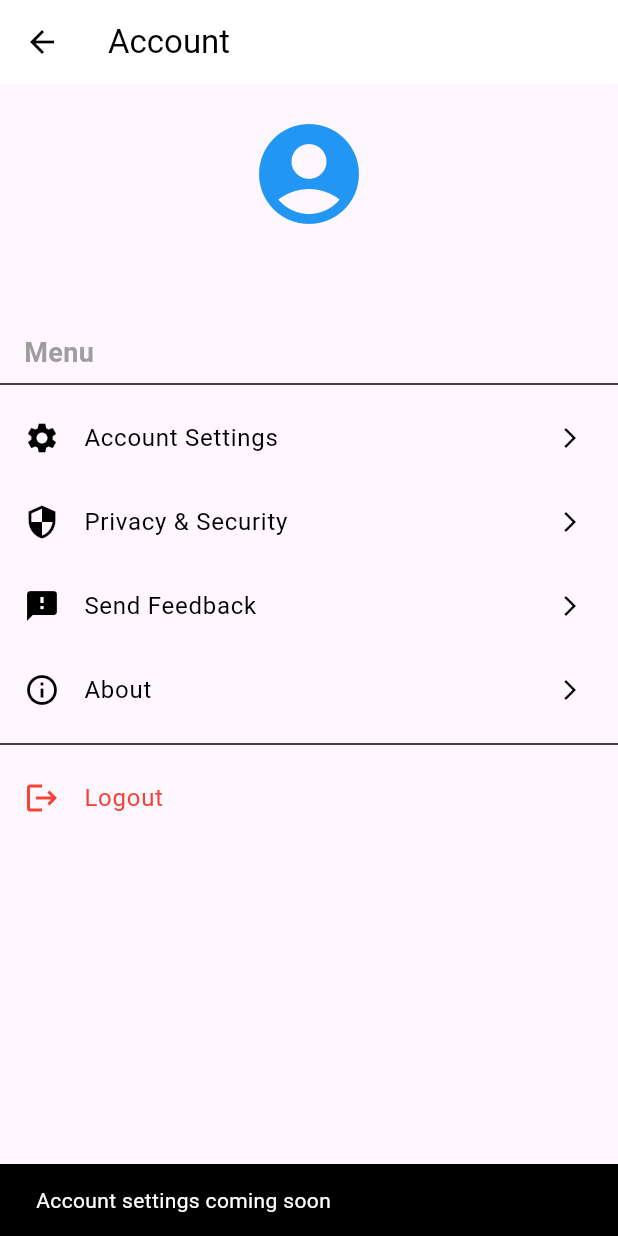
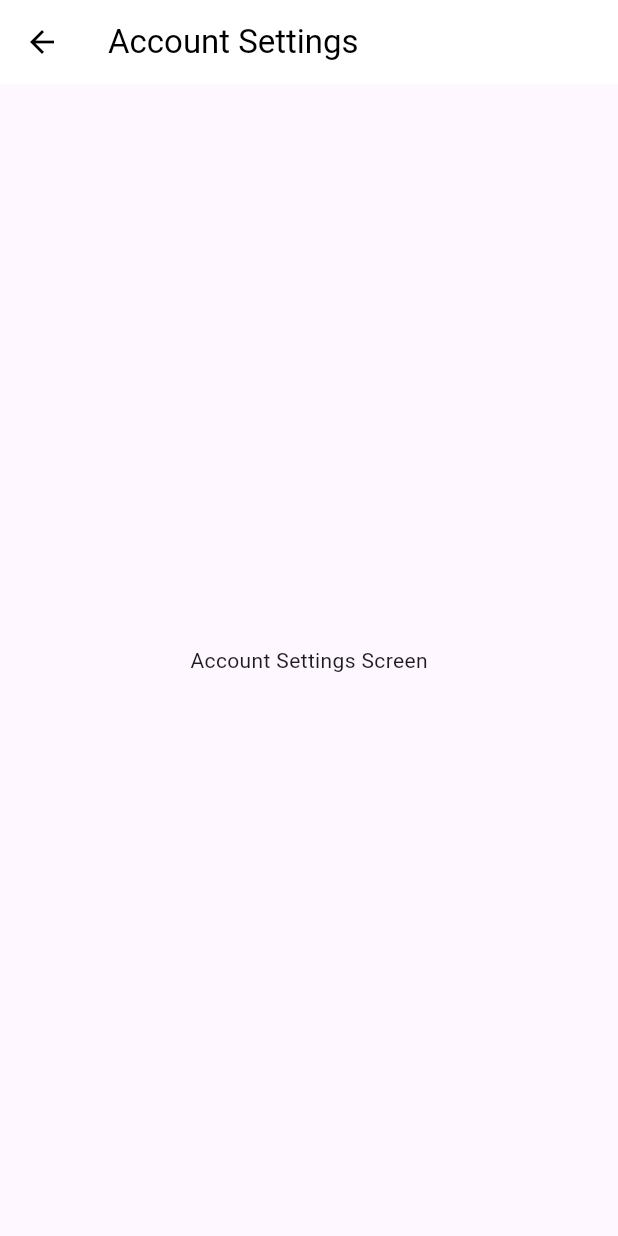
Before and after one commit to fabianbaumert/habitly, a Flutter app: the AccountScreen screen opened directly, after a tap on "Account Settings", on a phone screen of 412 x 824 dp. Run offline on Flutter 3.47's test engine with Material 3 defaults, Android fonts, the phone set to English and light mode, and no system bars; our stand-ins replace cloud_firestore, confetti, connectivity_plus, dio, firebase_auth, firebase_core and 6 more; accounts and stored records are empty; generated files the repository leaves out were written again.

Commit message:
feat: add AccountSettingsScreen and navigation from AccountScreen

```diff
--- a/lib/screens/account_screen.dart
+++ b/lib/screens/account_screen.dart
@@ -3,6 +3,7 @@ import 'package:flutter_riverpod/flutter_riverpod.dart';
 import 'package:habitly/providers/auth_provider.dart';
 import 'package:habitly/providers/habit_history_provider.dart';
 import 'package:habitly/screens/feedback_screen.dart';
+import 'package:habitly/screens/account_settings_screen.dart';
 
 class AccountScreen extends ConsumerWidget {
   final bool showDrawer;
@@ -57,9 +58,11 @@ class AccountScreen extends ConsumerWidget {
             title: const Text('Account Settings'),
             trailing: const Icon(Icons.arrow_forward_ios, size: 16),
             onTap: () {
-              // Account settings functionality will be added in future
-              ScaffoldMessenger.of(context).showSnackBar(
-                const SnackBar(content: Text('Account settings coming soon')),
+              Navigator.push(
+                context,
+                MaterialPageRoute(
+                  builder: (context) => const AccountSettingsScreen(),
+                ),
               );
             },
           ),
--- /dev/null
+++ b/lib/screens/account_settings_screen.dart
@@ -0,0 +1,17 @@
+import 'package:flutter/material.dart';
+
+class AccountSettingsScreen extends StatelessWidget {
+  const AccountSettingsScreen({super.key});
+
+  @override
+  Widget build(BuildContext context) {
+    return Scaffold(
+      appBar: AppBar(
+        title: const Text('Account Settings'),
+      ),
+      body: const Center(
+        child: Text('Account Settings Screen'),
+      ),
+    );
+  }
+}
```
Also changed, not shown: 1 other file.
